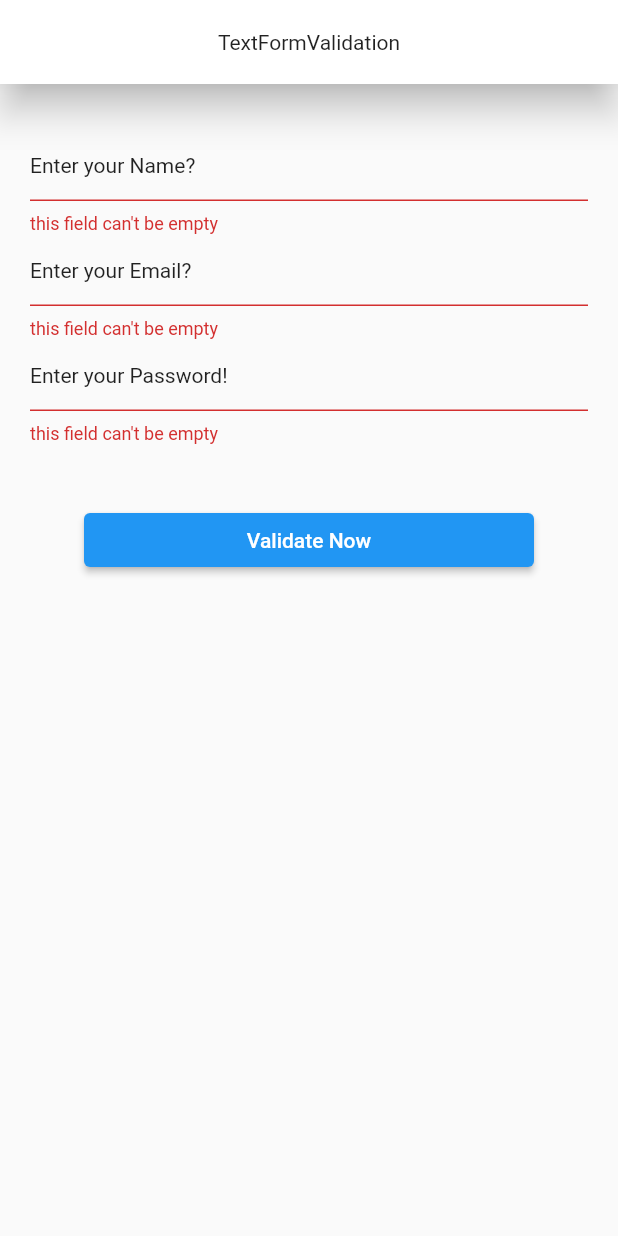
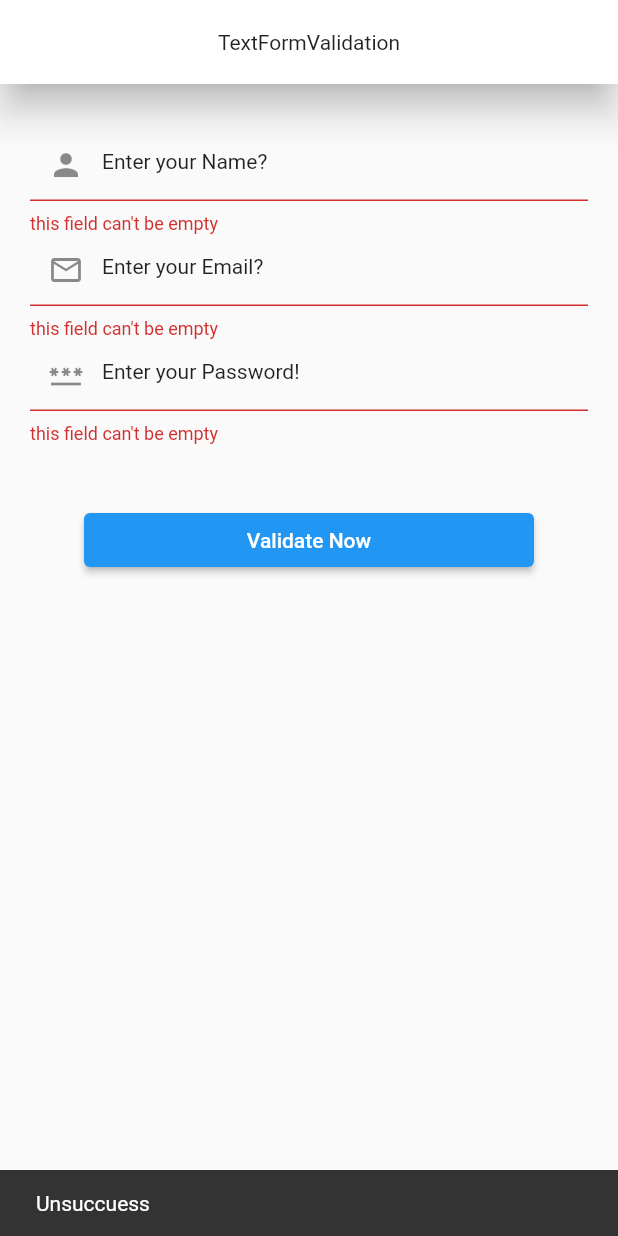
Before and after one commit to sadman-ichha/Flutter-Learing, a Flutter app: the screen it shows after launch, after a tap on "Validate Now", on a phone screen of 412 x 824 dp. Run offline on Flutter 3.47's test engine with Material 2 defaults, Android fonts, the phone set to English and light mode, and no system bars; our stand-ins replace auto_size_text, email_validator, flutter_svg, fluttertoast, font_awesome_flutter, quickalert and 1 more.

Commit message:
Regular expression

```diff
--- a/lib/TextForm_Validation/textform_validation.dart
+++ b/lib/TextForm_Validation/textform_validation.dart
@@ -2,9 +2,18 @@
 
 import 'package:flutter/material.dart';
 import 'package:flutter_pratice/TextForm_Validation/next_page.dart';
+import 'package:email_validator/email_validator.dart';
 
-class TextFormValidation extends StatelessWidget {
+class TextFormValidation extends StatefulWidget {
+  @override
+  State<TextFormValidation> createState() => _TextFormValidationState();
+}
+
+class _TextFormValidationState extends State<TextFormValidation> {
   final _formlKey = GlobalKey<FormState>();
+
+  TextEditingController _emailController = TextEditingController();
+
   @override
   Widget build(BuildContext context) {
     return Scaffold(
@@ -22,8 +31,10 @@ class TextFormValidation extends StatelessWidget {
           child: Column(
             children: [
               TextFormField(
+                keyboardType: TextInputType.name,
                 decoration: InputDecoration(
                   hintText: "Enter your Name?",
+                  prefixIcon: Icon(Icons.person),
                   hintStyle: Theme.of(context).textTheme.bodyMedium,
                 ),
                 validator: (value) {
@@ -33,21 +44,40 @@ class TextFormValidation extends StatelessWidget {
                 },
               ),
               TextFormField(
+                controller: _emailController,
+                keyboardType: TextInputType.emailAddress,
+                autofillHints: [AutofillHints.email],
                 decoration: InputDecoration(
                     hintText: "Enter your Email?",
+                    prefixIcon: Icon(Icons.email_outlined),
+                    suffixIcon: _emailController.text.isEmpty
+                        ? Container(width: 0)
+                        : IconButton(
+                            onPressed: () {
+                              setState(() {
+                                _emailController.clear();
+                              });
+                            },
+                            icon: Icon(Icons.close),
+                            color: Colors.red,
+                          ),
                     hintStyle: Theme.of(context).textTheme.bodyMedium),
-                validator: (value) {
-                  if (value!.isEmpty) {
+                validator: (email) {
+                  if (email!.isEmpty) {
                     return "this field can't be empty";
-                  } else if (value.length < 3) {
-                    return "enter a validate email";
+                  } else if (!RegExp(
+                          r"^[a-zA-Z0-9.a-zA-Z0-9.!#$%&'*+-/=?^_`{|}~]+@[a-zA-Z0-9]+\.[a-zA-Z]+")
+                      .hasMatch(email)) {
+                    return "Plase Valid email";
                   }
                 },
               ),
               TextFormField(
+                keyboardType: TextInputType.text,
                 obscureText: true,
                 decoration: InputDecoration(
                     hintText: "Enter your Password!",
+                    prefixIcon: Icon(Icons.password_outlined),
                     hintStyle: Theme.of(context).textTheme.bodyMedium),
                 validator: (value) {
                   if (value!.isEmpty) {
@@ -63,8 +93,17 @@ class TextFormValidation extends StatelessWidget {
                   child: ElevatedButton(
                       onPressed: () {
                         if (_formlKey.currentState!.validate()) {
-                          Navigator.push(context,
-                              MaterialPageRoute(builder: (_) => NextPage()));
+                          ScaffoldMessenger.of(context).showSnackBar(
+                              SnackBar(content: Text("Succuess")));
+                          Navigator.push(
+                            context,
+                            MaterialPageRoute(
+                              builder: (_) => NextPage(),
+                            ),
+                          );
+                        } else {
+                          ScaffoldMessenger.of(context).showSnackBar(
+                              SnackBar(content: Text("Unsuccuess")));
                         }
                       },
                       child: Text("Validate Now"))),
--- a/pubspec.yaml
+++ b/pubspec.yaml
@@ -37,6 +37,7 @@ dependencies:
   flutter_svg: ^1.1.6
   font_awesome_flutter: ^10.2.1
   quickalert: ^1.0.0
+  email_validator: ^2.1.17
 
 
   # The following adds the Cupertino Icons font to your application.
```
Also changed, not shown: pubspec.lock.
